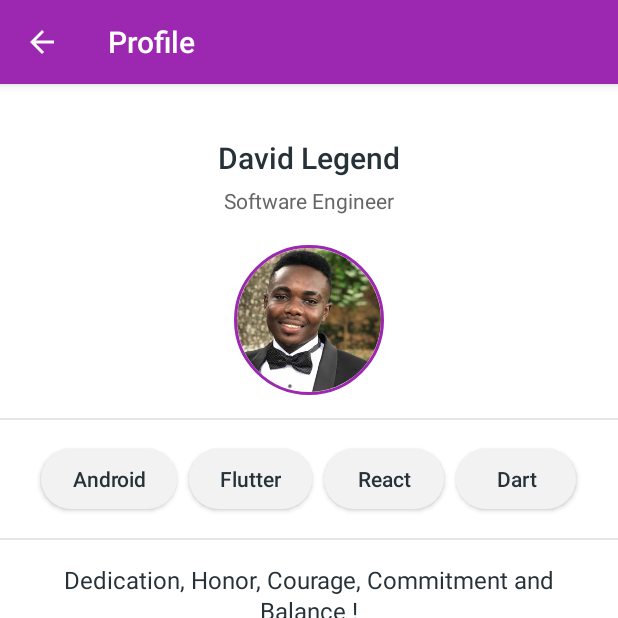
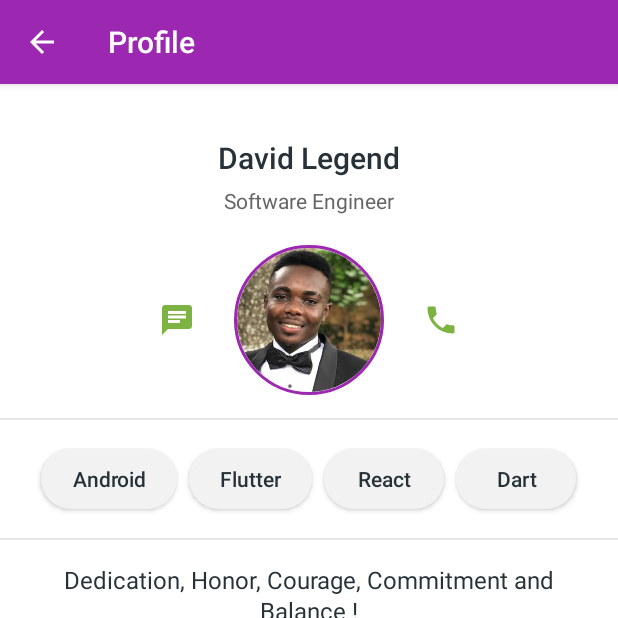
Before and after one commit to david-legend/alc_code_challenge, an Android app: the ProfileActivity screen opened directly, with no data from a screen before it, on a phone screen of 412 x 824 dp, the top half of it. Run offline under Robolectric (Android 15) with nearby library versions, the phone set to English and light mode, and no system bars; plain views replace CircularImageView.

Commit message:
useSupportLibrary for vector drawables enabled

```diff
--- a/app/build.gradle
+++ b/app/build.gradle
@@ -9,6 +9,12 @@ android {
         versionCode 1
         versionName "1.0"
         testInstrumentationRunner "android.support.test.runner.AndroidJUnitRunner"
+    }
+
+    defaultConfig {
+        vectorDrawables {
+            useSupportLibrary = true
+        }
     }
     buildTypes {
         release {
--- a/app/src/main/res/layout/activity_profile.xml
+++ b/app/src/main/res/layout/activity_profile.xml
@@ -48,7 +48,7 @@
                     android:layout_margin="@dimen/spacing_middle"
                     android:background="?attr/selectableItemBackgroundBorderless"
                     android:tint="@color/light_green_600"
-                    android:srcCompat="@drawable/ic_chat" />
+                    app:srcCompat="@drawable/ic_chat" />
 
                 <com.mikhaellopez.circularimageview.CircularImageView
                     android:id="@+id/image"
@@ -67,7 +67,7 @@
                     android:layout_margin="@dimen/spacing_middle"
                     android:background="?attr/selectableItemBackgroundBorderless"
                     android:tint="@color/light_green_600"
-                    android:srcCompat="@drawable/ic_call" />
+                    app:srcCompat="@drawable/ic_call" />
 
             </LinearLayout>
 
```
